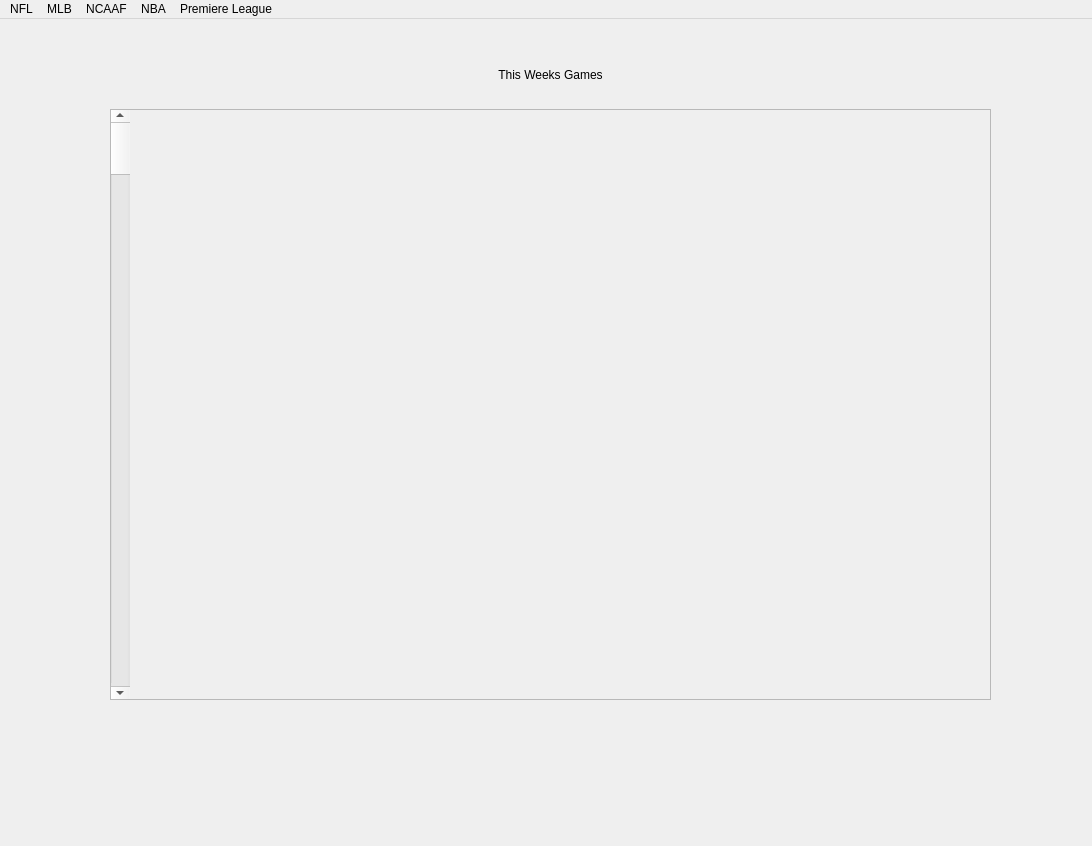
The window that Project/app.ui (thehipposcientist/Sports-Predictor) describes before a commit, drawn with Qt 5.
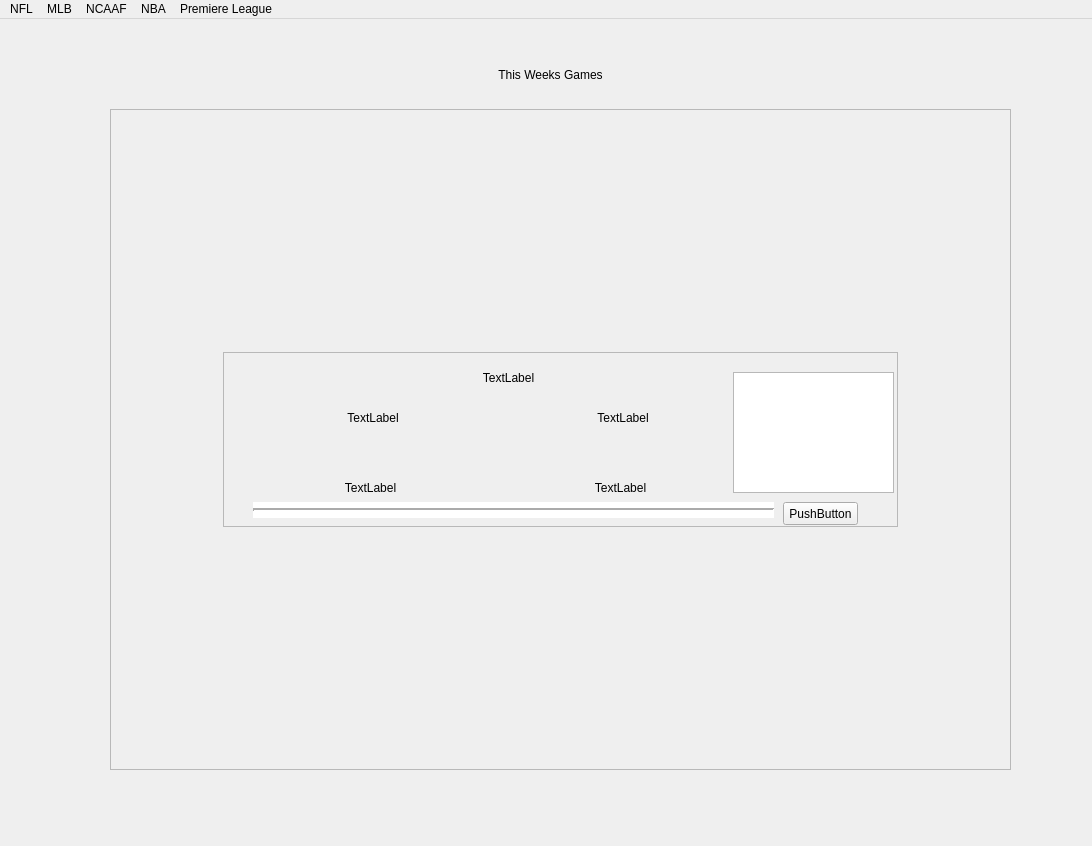
The same window after the commit.

Diff of the .ui file:
```diff
--- a/Project/app.ui
+++ b/Project/app.ui
@@ -41,8 +41,8 @@
      <rect>
       <x>110</x>
       <y>90</y>
-      <width>881</width>
-      <height>591</height>
+      <width>901</width>
+      <height>661</height>
      </rect>
     </property>
     <property name="widgetResizable">
@@ -53,45 +53,160 @@
       <rect>
        <x>0</x>
        <y>0</y>
-       <width>879</width>
-       <height>589</height>
+       <width>899</width>
+       <height>659</height>
       </rect>
      </property>
-     <widget class="QWidget" name="gridLayoutWidget">
-      <property name="geometry">
-       <rect>
-        <x>-1</x>
-        <y>-1</y>
-        <width>881</width>
-        <height>591</height>
-       </rect>
-      </property>
-      <layout class="QGridLayout" name="gridLayout">
-       <item row="0" column="0">
-        <widget class="QFrame" name="frame">
-         <property name="frameShape">
-          <enum>QFrame::StyledPanel</enum>
-         </property>
-         <property name="frameShadow">
-          <enum>QFrame::Raised</enum>
-         </property>
-         <widget class="QScrollBar" name="verticalScrollBar">
-          <property name="geometry">
-           <rect>
-            <x>0</x>
-            <y>0</y>
-            <width>20</width>
-            <height>591</height>
-           </rect>
+     <layout class="QVBoxLayout" name="verticalLayout_2">
+      <item>
+       <layout class="QVBoxLayout" name="verticalLayout">
+        <item alignment="Qt::AlignHCenter">
+         <widget class="QFrame" name="frame">
+          <property name="minimumSize">
+           <size>
+            <width>675</width>
+            <height>175</height>
+           </size>
           </property>
-          <property name="orientation">
-           <enum>Qt::Vertical</enum>
+          <property name="maximumSize">
+           <size>
+            <width>675</width>
+            <height>175</height>
+           </size>
           </property>
+          <property name="frameShape">
+           <enum>QFrame::StyledPanel</enum>
+          </property>
+          <property name="frameShadow">
+           <enum>QFrame::Raised</enum>
+          </property>
+          <widget class="QLabel" name="home_team">
+           <property name="geometry">
+            <rect>
+             <x>50</x>
+             <y>50</y>
+             <width>200</width>
+             <height>31</height>
+            </rect>
+           </property>
+           <property name="text">
+            <string>TextLabel</string>
+           </property>
+           <property name="alignment">
+            <set>Qt::AlignCenter</set>
+           </property>
+          </widget>
+          <widget class="QLabel" name="away_team">
+           <property name="geometry">
+            <rect>
+             <x>300</x>
+             <y>50</y>
+             <width>200</width>
+             <height>31</height>
+            </rect>
+           </property>
+           <property name="text">
+            <string>TextLabel</string>
+           </property>
+           <property name="alignment">
+            <set>Qt::AlignCenter</set>
+           </property>
+          </widget>
+          <widget class="QLabel" name="home_score">
+           <property name="geometry">
+            <rect>
+             <x>92</x>
+             <y>100</y>
+             <width>111</width>
+             <height>71</height>
+            </rect>
+           </property>
+           <property name="text">
+            <string>TextLabel</string>
+           </property>
+           <property name="alignment">
+            <set>Qt::AlignCenter</set>
+           </property>
+          </widget>
+          <widget class="QLabel" name="away_score">
+           <property name="geometry">
+            <rect>
+             <x>342</x>
+             <y>100</y>
+             <width>111</width>
+             <height>71</height>
+            </rect>
+           </property>
+           <property name="text">
+            <string>TextLabel</string>
+           </property>
+           <property name="alignment">
+            <set>Qt::AlignCenter</set>
+           </property>
+          </widget>
+          <widget class="QGraphicsView" name="graphicsView">
+           <property name="geometry">
+            <rect>
+             <x>510</x>
+             <y>20</y>
+             <width>161</width>
+             <height>121</height>
+            </rect>
+           </property>
+          </widget>
+          <widget class="QPushButton" name="pushButton">
+           <property name="geometry">
+            <rect>
+             <x>560</x>
+             <y>150</y>
+             <width>75</width>
+             <height>23</height>
+            </rect>
+           </property>
+           <property name="text">
+            <string>PushButton</string>
+           </property>
+          </widget>
+          <widget class="QLabel" name="datetime">
+           <property name="geometry">
+            <rect>
+             <x>210</x>
+             <y>10</y>
+             <width>151</width>
+             <height>31</height>
+            </rect>
+           </property>
+           <property name="text">
+            <string>TextLabel</string>
+           </property>
+           <property name="alignment">
+            <set>Qt::AlignCenter</set>
+           </property>
+          </widget>
+          <widget class="Line" name="divider">
+           <property name="geometry">
+            <rect>
+             <x>30</x>
+             <y>150</y>
+             <width>521</width>
+             <height>16</height>
+            </rect>
+           </property>
+           <property name="styleSheet">
+            <string notr="true">background-color: rgb(255, 255, 255);</string>
+           </property>
+           <property name="lineWidth">
+            <number>2</number>
+           </property>
+           <property name="orientation">
+            <enum>Qt::Horizontal</enum>
+           </property>
+          </widget>
          </widget>
-        </widget>
-       </item>
-      </layout>
-     </widget>
+        </item>
+       </layout>
+      </item>
+     </layout>
     </widget>
    </widget>
   </widget>
```
Left out of the diff: 14 changed lines with no effect on the pictures.
